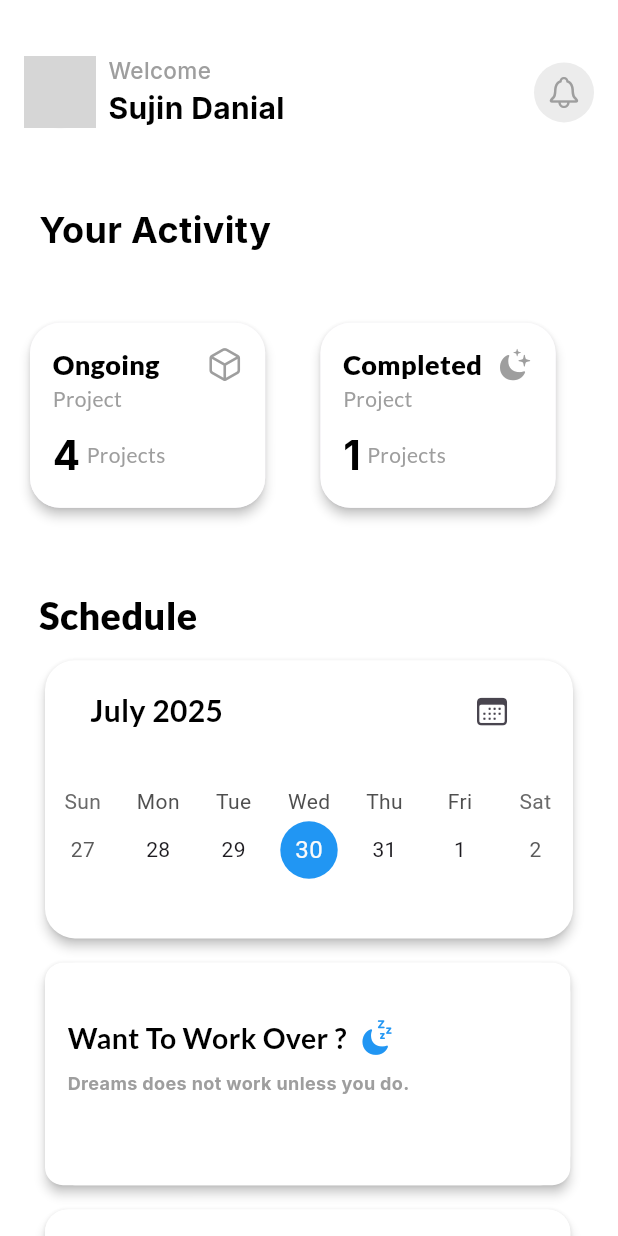
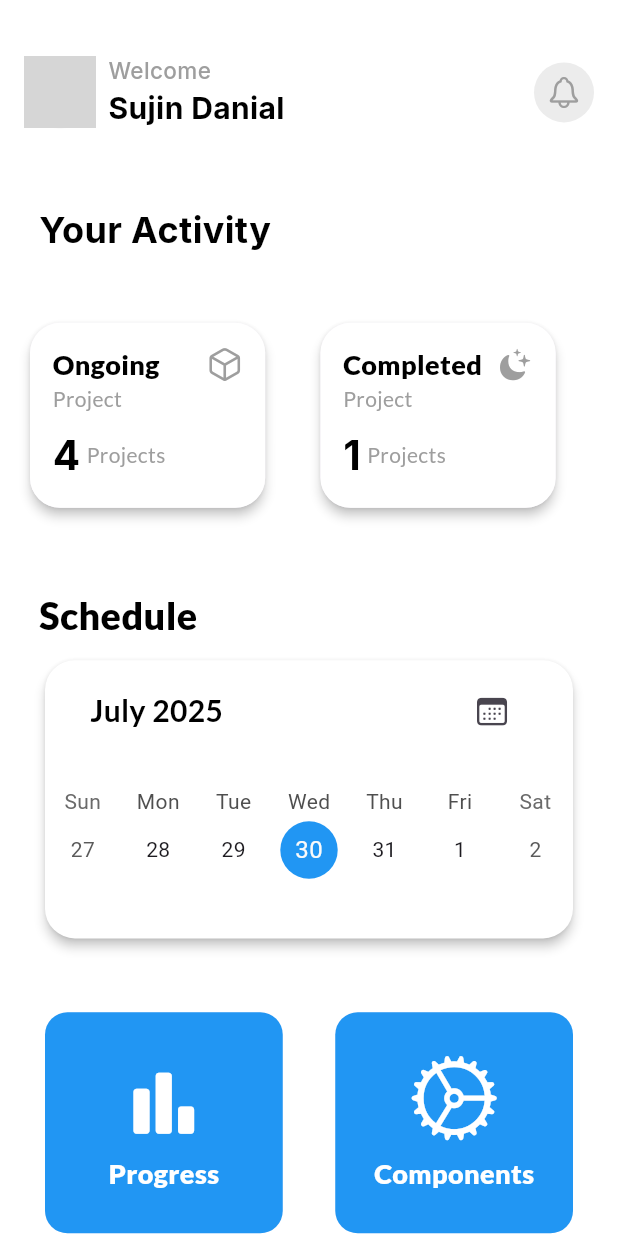
Before and after one commit to Sparkinovtech/Sairam, a Flutter app: the HomePage screen opened directly, on a phone screen of 412 x 824 dp. Run offline on Flutter 3.47's test engine with Material 3 defaults, Android fonts, the light colour scheme and no system bars; drawn by our look-alikes of table_calendar; our stand-ins replace bloc, cloud_firestore, connectivity_plus, firebase_auth, firebase_core, flutter_bloc and 6 more; accounts and stored records are empty; network calls fail; project files that could hold a hidden picture were left out; grey boxes are pictures that could not be loaded.

Commit message:
Home page changed and Step Tracker Created

```diff
--- /dev/null
+++ b/lib/Utils/Tracker/progress_tracker.dart
@@ -0,0 +1,8 @@
+import 'package:flutter/material.dart';
+Future<bool> showProgress(BuildContext context) async {
+    return showDialog(context: context, builder: (context){
+        return Dialog(
+
+        );
+    }).then( (value) => value ?? false);
+}
--- a/lib/Utils/bottom_nav_bar.dart
+++ b/lib/Utils/bottom_nav_bar.dart
@@ -56,7 +56,9 @@ class _BottomNavBarState extends State<BottomNavBar> {
   Widget build(BuildContext context) {
     return Scaffold(
       body: _pages[_selectedIndex],
-      bottomNavigationBar: Container(
+      bottomNavigationBar: AnimatedContainer(
+        duration: Duration(seconds: 3),
+        curve: Curves.easeInOut,
         color: Colors.white,
         padding: EdgeInsets.symmetric(horizontal: 10, vertical: 6),
         child: GNav(
--- a/lib/Utils/components_form.dart
+++ b/lib/Utils/components_form.dart
@@ -1,5 +1,9 @@
+import 'package:flutter/cupertino.dart';
 import 'package:flutter/material.dart';
 import 'package:google_fonts/google_fonts.dart';
+import 'package:page_transition/page_transition.dart';
+import 'package:sairam_incubation/Utils/Tracker/progress_tracker.dart';
+import 'package:sairam_incubation/Utils/bottom_nav_bar.dart';
 class ComponentsForm extends StatefulWidget {
   const ComponentsForm({super.key});
 
@@ -28,12 +32,17 @@ class _ComponentsFormState extends State<ComponentsForm> {
                 child: Column(
                   children: [
                     Row(
-                      mainAxisAlignment: MainAxisAlignment.start,
+                      mainAxisAlignment: MainAxisAlignment.spaceBetween,
                       children: [
                         IconButton(onPressed: (){
-                          Navigator.pop(context);
+                          Navigator.pushReplacement(context,
+                              PageTransition(type: PageTransitionType.fade , curve: Curves.easeInOut , child: BottomNavBar()));
                         }, icon: Icon(Icons.arrow_back_ios ,color: Colors.black,)),
                         Text("Components",style: GoogleFonts.lato(color: Colors.black,fontSize: 24,fontWeight: FontWeight.w800),),
+                        CircleAvatar(backgroundColor: Colors.grey.shade200, child:
+                        IconButton(onPressed: () async {
+                          final bool progress = await showProgress(context);
+                        }, icon: Icon(CupertinoIcons.cube_box_fill,color: Colors.black,)), ),
                       ],
                     ),
                     SizedBox(height: size.height * .01,),
@@ -61,11 +70,7 @@ class _ComponentsFormState extends State<ComponentsForm> {
                 ),
               ),
               SizedBox(height: size.height * .02,),
-              Row(
-                children: [
 
-                ],
-              )
             ],
           ),
         ),
--- a/lib/Utils/dialogs/logout_dialog.dart
+++ b/lib/Utils/dialogs/logout_dialog.dart
@@ -13,7 +13,9 @@ Future<bool> showLogoutDialog(BuildContext context) {
         shape: RoundedRectangleBorder(borderRadius: BorderRadius.circular(20)),
         child: BackdropFilter(
           filter: ImageFilter.blur(sigmaY: 1, sigmaX: 1),
-          child: Container(
+          child: AnimatedContainer(
+            duration: Duration(seconds: 1),
+            curve: Curves.easeInOut,
             padding: EdgeInsets.symmetric(horizontal: 10, vertical: 15),
             width: MediaQuery.of(context).size.width * .3 ,
             height: MediaQuery.of(context).size.height * .5,
--- a/lib/Utils/dialogs/network_dialog.dart
+++ b/lib/Utils/dialogs/network_dialog.dart
@@ -35,7 +35,7 @@ class NetworkDialog {
         ),
         child: BackdropFilter(
           filter: ImageFilter.blur(sigmaY: 0 , sigmaX: 0),
-          child: Container(
+          child: AnimatedContainer(duration: Duration(seconds: 5),curve: Curves.easeInOut,
             width: size.width * .3,
             height: size.height * .34,
             decoration: BoxDecoration(
--- a/lib/Utils/project_card.dart
+++ b/lib/Utils/project_card.dart
@@ -26,7 +26,7 @@ class _ProjectCardState extends State<ProjectCard> {
                     Navigator.pop(context);
                   }, icon: Icon(Icons.arrow_back_ios_new ,color: Colors.black,)),
 
-                  Text("Ongoing Project ",
+                  Text("Ongoing Project",
                     style: GoogleFonts.lato(color: Colors.black , fontSize: 23,fontWeight: FontWeight.w400),),
                 ],
               ),
--- a/lib/View/home_page.dart
+++ b/lib/View/home_page.dart
@@ -12,8 +12,7 @@ import 'package:table_calendar/table_calendar.dart';
 import '../Utils/stay_request_container.dart';
 
 class HomePage extends StatefulWidget {
-  const HomePage({super.key});
-
+  const HomePage({super.key, });
   @override
   State<HomePage> createState() => _HomePageState();
 }
@@ -22,7 +21,7 @@ class _HomePageState extends State<HomePage> {
   final String name = "Sujin Danial";
   DateTime? _dateTime;
   DateTime _focusedDay = DateTime.now();
-
+  late final ScrollController _controller;
   final List<Projects> ongoingProjects = [
     Projects(
         name: "Rover",
@@ -57,6 +56,16 @@ class _HomePageState extends State<HomePage> {
         imagePath:"",
     ),
   ];
+  @override
+  void initState() {
+    super.initState();
+    _controller = ScrollController();
+  }
+  @override
+  void dispose() {
+    super.dispose();
+    _controller.dispose();
+  }
   @override
   Widget build(BuildContext context) {
     var size = MediaQuery.of(context).size;
@@ -105,10 +114,13 @@ class _HomePageState extends State<HomePage> {
                       ),
                     ],
                   ),
-                  CircleAvatar(
-                    backgroundColor: Colors.grey.withValues(alpha: .2),
-                    radius: 20,
-                    child: Icon(CupertinoIcons.bell, color: Colors.grey),
+                  InkWell(
+                    onTap: (){},
+                    child: CircleAvatar(
+                      backgroundColor: Colors.grey.withValues(alpha: .2),
+                      radius: 20,
+                      child: Icon(CupertinoIcons.bell, color: Colors.grey),
+                    ),
                   ),
                 ],
               ),
@@ -126,26 +138,13 @@ class _HomePageState extends State<HomePage> {
                         fontWeight: FontWeight.w700,
                       ),
                     ),
-                    // InkWell(
-                    //   onTap: () {},
-                    //   child: Text(
-                    //     "See more",
-                    //     style: GoogleFonts.inter(
-                    //       fontSize: 14,
-                    //       color: Colors.grey,
-                    //       fontWeight: FontWeight.w300,
-                    //       decoration: TextDecoration.underline,
-                    //       decorationThickness: 1,
-                    //       decorationColor: Colors.grey,
-                    //     ),
-                    //   ),
-                    // ),
                   ],
                 ),
               ),
               SizedBox(height: size.height * .05),
 
               SingleChildScrollView(
+
                 scrollDirection: Axis.horizontal,
                 child: Row(
                   mainAxisAlignment: MainAxisAlignment.spaceBetween,
@@ -294,161 +293,35 @@ class _HomePageState extends State<HomePage> {
                   ),
                 ),
               ),
-              SizedBox(height: size.height * .01),
-
-              GestureDetector(
-                onTap: () {
-                  Navigator.push(
-                    context,
-                    PageTransition(
-                      type: PageTransitionType.fade,
-                      child: RequestForm(),
-                    ),
-                  );
-                },
-                child: Padding(
-                  padding: EdgeInsets.symmetric(horizontal: 10, vertical: 0),
-                  child: Card(
-                    elevation: 3,
-                    color: Colors.white,
-                    child: Container(
-                      width: size.width * .85,
-                      height: size.height * .18,
-                      decoration: BoxDecoration(
-                        color: Colors.white,
-                        borderRadius: BorderRadius.circular(20),
-                      ),
-                      child: Column(
-                        children: [
-                          Padding(
-                            padding: const EdgeInsets.symmetric(
-                              horizontal: 15,
-                              vertical: 20,
-                            ),
-                            child: Center(
-                              child: Column(
-                                children: [
-                                  SizedBox(height: size.height * .02),
-                                  Row(
-                                    mainAxisAlignment: MainAxisAlignment.start,
-                                    children: [
-                                      Text(
-                                        "Want To Work Over ?",
-                                        style: GoogleFonts.lato(
-                                          color: Colors.black,
-                                          fontWeight: FontWeight.w700,
-                                          fontSize: 19,
-                                        ),
-                                      ),
-                                      SizedBox(width: size.width * .02),
-                                      Icon(
-                                        CupertinoIcons.moon_zzz_fill,
-                                        color: Colors.blue,
-                                      ),
-                                    ],
-                                  ),
-                                  SizedBox(height: size.height * .01),
-                                  Row(
-                                    mainAxisAlignment: MainAxisAlignment.start,
-                                    children: [
-                                      Text(
-                                        "Dreams does not work unless you do.",
-                                        style: GoogleFonts.inter(
-                                          color: Colors.grey,
-                                          fontSize: 12,
-                                          fontWeight: FontWeight.bold,
-                                        ),
-                                      ),
-                                    ],
-                                  ),
-                                ],
-                              ),
-                            ),
-                          ),
-                        ],
-                      ),
-                    ),
-                  ),
+              SizedBox(height: size.height * .05),
+              SizedBox(
+                height: size.height * .4,
+                child: GridView.count(
+                  childAspectRatio: 1.2,
+                  crossAxisCount: 2,
+                  mainAxisSpacing: 7,
+                  crossAxisSpacing: 7,
+                  shrinkWrap: true,
+                  physics: ScrollPhysics(),
+                  children: [
+                    _componentCard(title: "Progress", icon: CupertinoIcons.chart_bar_alt_fill, onTap: (){}),
+                    _componentCard(title: "Components", icon: CupertinoIcons.settings, onTap: (){
+                      Navigator.pushReplacement(context, PageTransition(type: PageTransitionType.fade , child: ComponentsForm() , curve: Curves.easeInOut));
+                    }),
+                    _componentCard(title: "Night Stay", icon:CupertinoIcons.moon_stars_fill, onTap: (){
+                      Navigator.pushReplacement(context,PageTransition(type: PageTransitionType.fade , child: RequestForm()));
+                    }),
+                    _componentCard(title: "OD", icon: CupertinoIcons.square_list_fill, onTap: (){}),
+                  ],
                 ),
               ),
-              SizedBox(height: size.height * .01),
-              GestureDetector(
-                onTap: () {
-                  Navigator.push(
-                    context,
-                    PageTransition(
-                      type: PageTransitionType.fade,
-                      child: ComponentsForm(),
-                    ),
-                  );
-                },
-                child: Padding(
-                  padding: EdgeInsets.symmetric(horizontal: 10, vertical: 0),
-                  child: Card(
-                    elevation: 3,
-                    shape: RoundedRectangleBorder(
-                      borderRadius: BorderRadius.circular(15),
-                    ),
-                    color: Colors.white,
-                    child: Container(
-                      height: size.height * .17,
-                      width: size.width * .85,
-                      decoration: BoxDecoration(
-                        color: Colors.white,
-                        borderRadius: BorderRadius.circular(15),
-                      ),
-                      child: Center(
-                        child: Padding(
-                          padding: EdgeInsets.symmetric(
-                            horizontal: 15,
-                            vertical: 20,
-                          ),
-                          child: Column(
-                            children: [
-                              SizedBox(height: size.height * .02),
-                              Row(
-                                mainAxisAlignment: MainAxisAlignment.start,
-                                children: [
-                                  Text(
-                                    "Request for Components",
-                                    style: GoogleFonts.lato(
-                                      color: Colors.black,
-                                      fontSize: 19,
-                                      fontWeight: FontWeight.w700,
-                                    ),
-                                  ),
-                                  SizedBox(width: size.width * .02),
-                                  Icon(Icons.settings, color: Colors.blue),
-                                ],
-                              ),
-                              Row(
-                                mainAxisAlignment: MainAxisAlignment.start,
-                                children: [
-                                  Text(
-                                    "Enhance your work smarter",
-                                    style: GoogleFonts.lato(
-                                      color: Colors.grey,
-                                      fontSize: 12,
-                                      fontWeight: FontWeight.bold,
-                                    ),
-                                  ),
-                                ],
-                              ),
-                            ],
-                          ),
-                        ),
-                      ),
-                    ),
-                  ),
-                ),
-              ),
+
             ],
           ),
         ),
       ),
     );
   }
-
   Widget _activityCard({
     required String title,
     required String value,
@@ -532,4 +405,42 @@ class _HomePageState extends State<HomePage> {
       ),
     );
   }
+  Widget _componentCard({ required String title , required IconData icon , required VoidCallback onTap  }){
+    var size = MediaQuery.of(context).size;
+    return GestureDetector(
+      onTap: onTap,
+      child: Padding(
+        padding:  EdgeInsets.symmetric(horizontal: 10 , vertical: 0),
+        child: Card(
+          elevation: 0,
+          shape: RoundedRectangleBorder(
+            borderRadius: BorderRadius.circular(15),
+          ),
+          child: AnimatedContainer(
+            curve: Curves.easeInOutCubic,
+            duration: Duration(seconds: 1),
+            child: Container(
+              width: size.width * .18,
+              height: size.height * .008,
+              padding: EdgeInsets.symmetric(horizontal: 00),
+              decoration: BoxDecoration(
+                color: Colors.blue,
+                borderRadius: BorderRadius.circular(15),
+              ),
+              child: Column(
+                mainAxisAlignment: MainAxisAlignment.center,
+                children: [
+                  Center(
+                    child: Icon(icon , color: Colors.white,size: 60,),
+                  ),
+                  SizedBox(height: size.height * .01,),
+                  Text(title , style: GoogleFonts.lato(color: Colors.white ,fontSize: 18,fontWeight: FontWeight.w800),),
+                ],
+              ),
+            ),
+          ),
+        ),
+      ),
+    );
+  }
 }
--- a/pubspec.yaml
+++ b/pubspec.yaml
@@ -50,6 +50,7 @@ dependencies:
   firebase_storage: ^12.4.9
   table_calendar: ^3.2.0
   connectivity_plus: ^6.1.4
+  step_tracker: ^1.1.0
 
 dev_dependencies:
   flutter_test:
```
Also changed, not shown: pubspec.lock.
